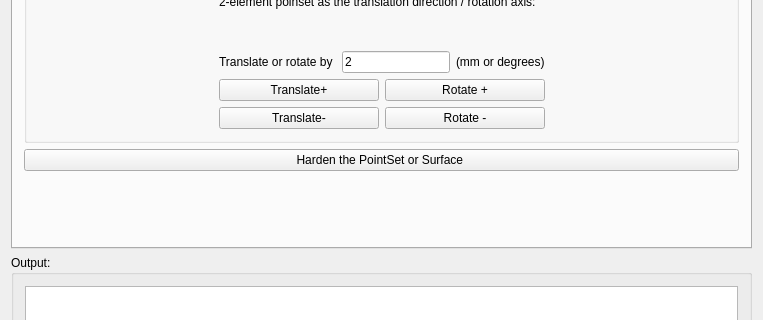
Before: the Qt Designer form Plugins/org.mitk.lancet.movedata/src/internal/MoveDataControls.ui in zhaomengxiao/LancetMITK-Adition, drawn with Qt 5; both pictures show x 0 to 763 and y 329 to 649 of the 763 by 734 pixel window.
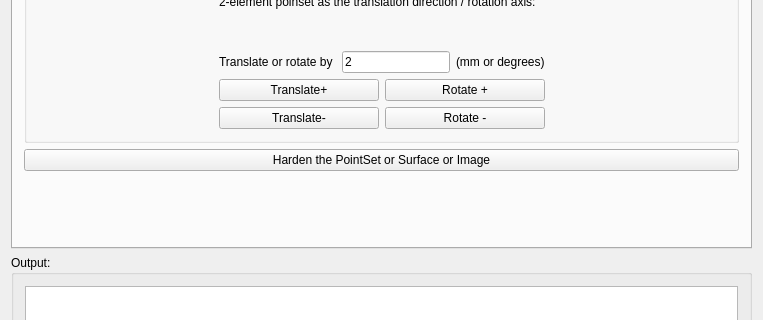
After: the same form once the commit is applied. Custom widgets are drawn as their Qt base class.

Commit message: Harden image

```diff
--- a/Plugins/org.mitk.lancet.movedata/src/internal/MoveDataControls.ui
+++ b/Plugins/org.mitk.lancet.movedata/src/internal/MoveDataControls.ui
@@ -375,7 +375,7 @@
        <item row="3" column="0">
         <widget class="QPushButton" name="pushButton_hardenData">
          <property name="text">
-          <string>Harden the PointSet or Surface </string>
+          <string>Harden the PointSet or Surface or Image</string>
          </property>
         </widget>
        </item>
```
The commit also changes 5 other files.
